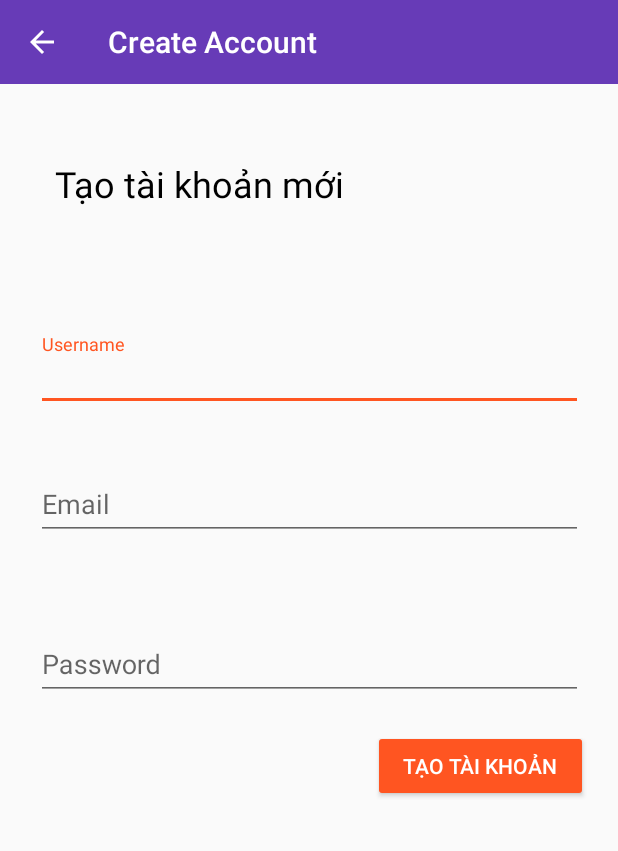
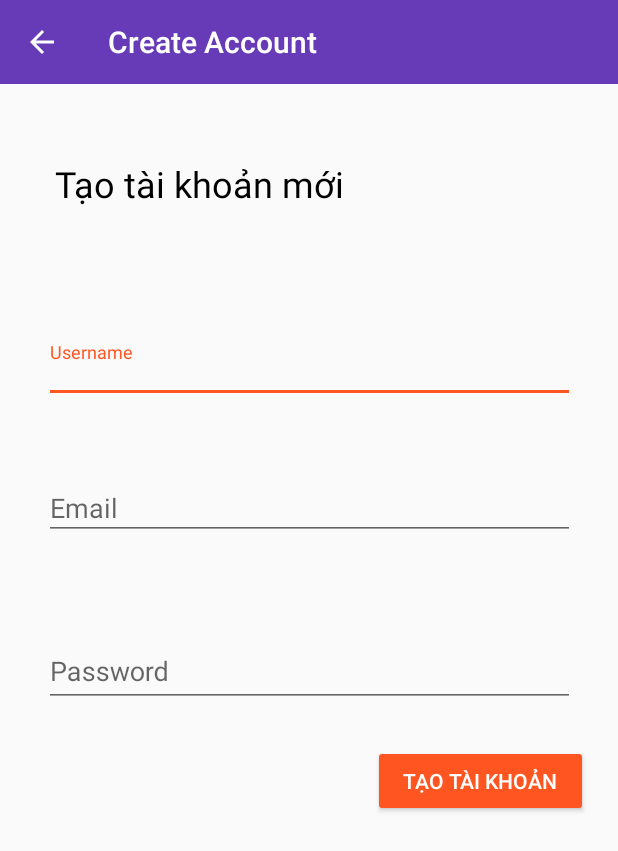
Before and after one commit to mhungo/ChatMessage, an Android app: the RegisterActivity screen opened directly, with no data from a screen before it, on a phone screen of 412 x 824 dp. Shown: the top 851 px of the screen. Run offline under Robolectric (Android 15) with nearby library versions, the phone set to English and light mode, and no system bars; our stand-ins replace Firebase (no records; nobody signed in at launch, a user with empty details on screens opened directly).

Commit message:
upload code

```diff
--- a/app/src/main/java/com/example/chatmessage/Activity/UsersActivity.java
+++ b/app/src/main/java/com/example/chatmessage/Activity/UsersActivity.java
@@ -58,7 +58,9 @@ public class UsersActivity extends AppCompatActivity {
         mToolbar = findViewById(R.id.users_appBar);
         setSupportActionBar(mToolbar);
         getSupportActionBar().setTitle("Mọi người");
-        getSupportActionBar().setDisplayHomeAsUpEnabled(true);
+        getSupportActionBar().setDisplayHomeAsUpEnabled(false);
+
+
 
         mUsersDatabase = FirebaseDatabase.getInstance().getReference().child("Users");
 
@@ -124,6 +126,7 @@ public class UsersActivity extends AppCompatActivity {
         mUsersList.setAdapter(firebaseRecyclerAdapter);
     }
 
+
     @Override
     protected void onStop() {
         super.onStop();
--- a/app/src/main/res/layout/activity_chat.xml
+++ b/app/src/main/res/layout/activity_chat.xml
@@ -33,7 +33,7 @@
 
     <LinearLayout
         android:layout_width="match_parent"
-        android:layout_height="wrap_content"
+        android:layout_height="45dp"
         android:layout_alignParentBottom="true"
         android:layout_marginBottom="0dp"
         android:background="@color/common_google_signin_btn_text_dark_default"
@@ -56,11 +56,11 @@
             android:layout_width="wrap_content"
             android:layout_height="wrap_content"
             android:layout_weight="8"
-            android:hint="Enter Message"
+            android:hint="Aa"
             android:paddingLeft="10dp"
             android:paddingTop="16dp"
             android:paddingRight="10dp"
-            android:paddingBottom="12dp" />
+            android:paddingBottom="12dp" />s
 
         <ImageButton
             android:id="@+id/chat_send_btn"
--- a/app/src/main/res/layout/activity_main.xml
+++ b/app/src/main/res/layout/activity_main.xml
@@ -41,7 +41,9 @@
         android:layout_height="630dp"
         android:layout_marginTop="104dp"
         app:layout_constraintTop_toTopOf="@+id/appBarLayout2"
-        tools:layout_editor_absoluteX="0dp"></androidx.viewpager.widget.ViewPager>
+        tools:layout_editor_absoluteX="0dp">
+
+    </androidx.viewpager.widget.ViewPager>
 
 
 
--- a/app/src/main/res/layout/activity_register.xml
+++ b/app/src/main/res/layout/activity_register.xml
@@ -19,6 +19,7 @@
         android:id="@+id/reg_display_name"
         android:layout_width="395dp"
         android:layout_height="51dp"
+        android:padding="5dp"
         android:layout_marginStart="20dp"
         android:layout_marginTop="50dp"
         android:layout_marginEnd="20dp"
@@ -42,6 +43,7 @@
         android:id="@+id/login_email"
         android:layout_width="395dp"
         android:layout_height="61dp"
+        android:padding="5dp"
         android:layout_marginStart="20dp"
         android:layout_marginTop="20dp"
         android:layout_marginEnd="20dp"
@@ -65,6 +67,7 @@
         android:id="@+id/reg_password"
         android:layout_width="395dp"
         android:layout_height="wrap_content"
+        android:padding="5dp"
         android:layout_marginStart="20dp"
         android:layout_marginTop="20dp"
         android:layout_marginEnd="20dp"
--- a/app/src/main/res/layout/activity_start.xml
+++ b/app/src/main/res/layout/activity_start.xml
@@ -12,12 +12,12 @@
         android:layout_width="wrap_content"
         android:layout_height="wrap_content"
         android:layout_marginStart="8dp"
-        android:layout_marginTop="8dp"
+        android:layout_marginTop="20dp"
         android:layout_marginEnd="8dp"
         android:layout_marginBottom="8dp"
         android:text="Chào mừng bạn đến ChatMessage"
         android:textColor="@color/common_google_signin_btn_text_dark_default"
-        android:textSize="24sp"
+        android:textSize="20dp"
         app:layout_constraintBottom_toBottomOf="parent"
         app:layout_constraintEnd_toEndOf="parent"
         app:layout_constraintStart_toStartOf="parent"
--- a/app/src/main/res/layout/app_bar_layout.xml
+++ b/app/src/main/res/layout/app_bar_layout.xml
@@ -1,6 +1,7 @@
 <?xml version="1.0" encoding="utf-8"?>
 <androidx.appcompat.widget.Toolbar xmlns:android="http://schemas.android.com/apk/res/android"
     android:id="@+id/main_app_bar"
+    android:hapticFeedbackEnabled="true"
     android:layout_width="match_parent"
     android:layout_height="wrap_content"
     android:background="@color/colorPrimary"
```
Also changed, not shown: app/src/main/java/com/example/chatmessage/Fragment/FriendsFragment.java (+7 -0 lines), app/src/main/res/drawable/logo.png.
